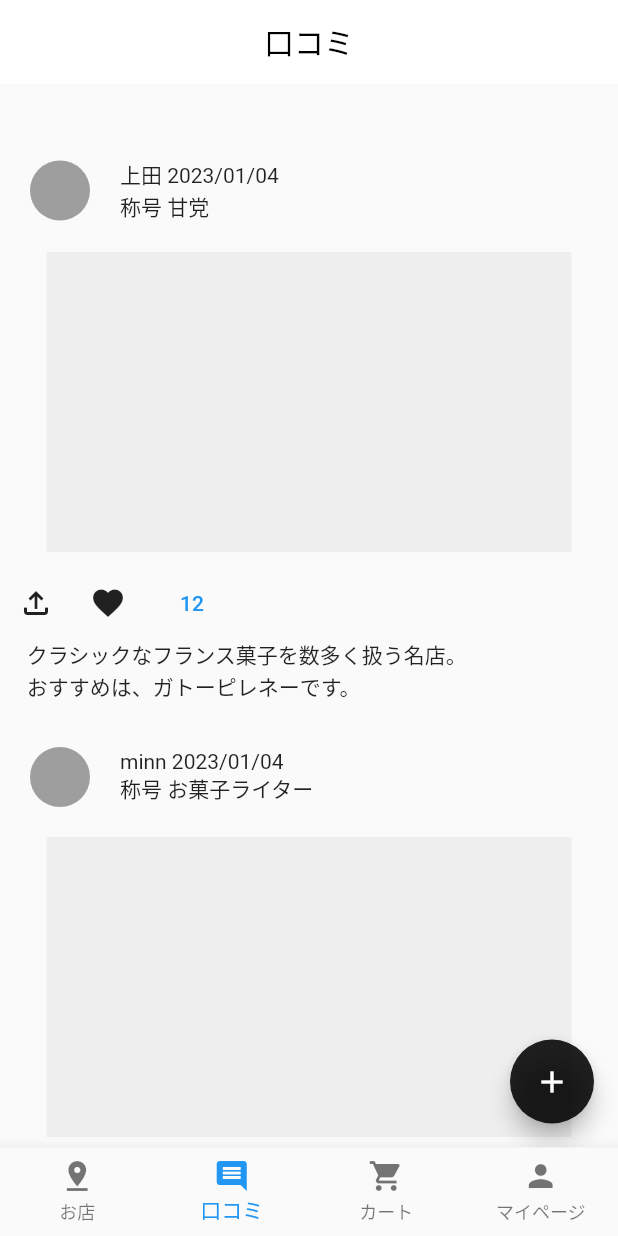
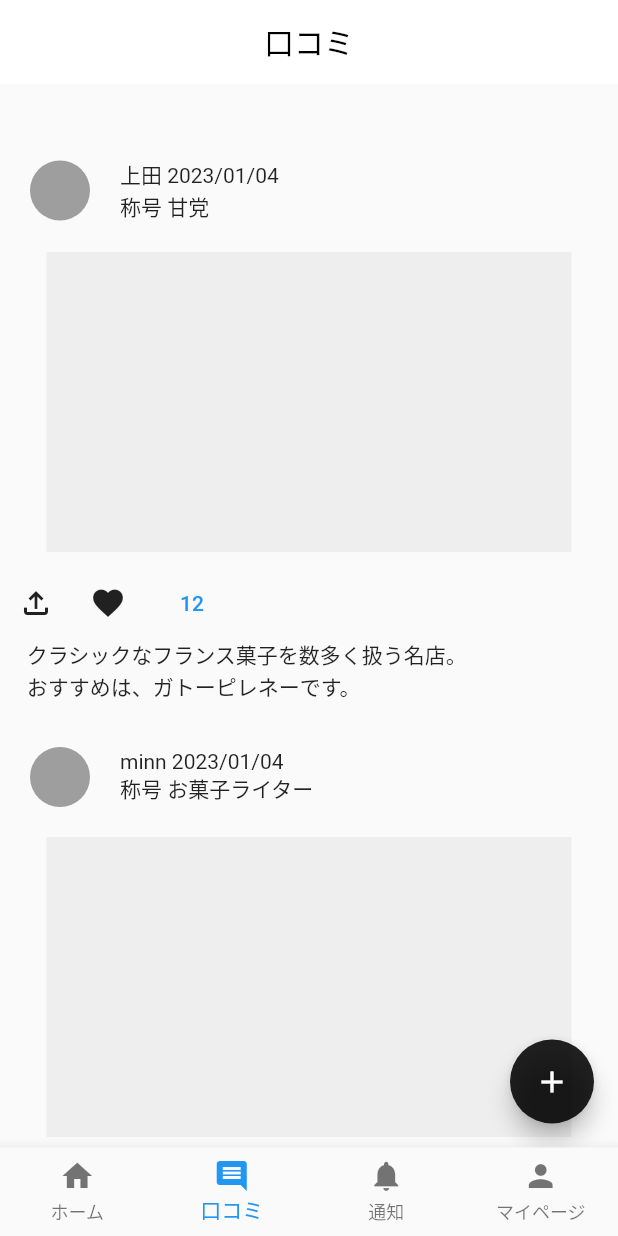
Before and after one commit to sakurakotubaki/SugaryMap, a Flutter app: the screen it shows after launch, item 2 of the bottom bar chosen, on a phone screen of 412 x 824 dp. Run offline on Flutter 3.47's test engine with Material 2 defaults, Android fonts, the phone set to English and light mode, and no system bars; our stand-ins replace cloud_firestore, device_preview, firebase_auth, firebase_core, flutter_riverpod, font_awesome_flutter and 1 more; missing offline and left inert: flutter_carousel_slider; accounts and stored records are empty.

Commit message:
change icon label

```diff
--- a/lib/ui/page/user/user_nav/user_navbar.dart
+++ b/lib/ui/page/user/user_nav/user_navbar.dart
@@ -1,7 +1,7 @@
 import 'package:flutter/material.dart';
 import 'package:go_router/go_router.dart';
-import 'package:sugary_map/ui/page/user/user_nav/cart_page/cart_page.dart';
-import 'package:sugary_map/ui/page/user/user_nav/map_page/map_page.dart';
+import 'package:sugary_map/ui/page/user/user_nav/notification_page/notification_page.dart';
+import 'package:sugary_map/ui/page/user/user_nav/map_page/home_page.dart';
 import 'package:sugary_map/ui/page/user/user_nav/mypage/mypage.dart';
 import 'package:sugary_map/ui/page/user/user_nav/post_page/post_page.dart';
 
@@ -43,16 +43,16 @@ class _UserNavBarState extends State<UserNavBar> {
         type: BottomNavigationBarType.fixed,
         items: const <BottomNavigationBarItem>[
           BottomNavigationBarItem(
-            icon: Icon(Icons.pin_drop),
-            label: 'お店',
+            icon: Icon(Icons.home),
+            label: 'ホーム',
           ),
           BottomNavigationBarItem(
             icon: Icon(Icons.comment),
             label: '口コミ',
           ),
           BottomNavigationBarItem(
-            icon: Icon(Icons.shopping_cart),
-            label: 'カート',
+            icon: Icon(Icons.notifications),
+            label: '通知',
           ),
           BottomNavigationBarItem(
             icon: Icon(Icons.person),
@@ -68,19 +68,15 @@ class _UserNavBarState extends State<UserNavBar> {
   void _onItemTapped(int index, BuildContext context) {
     switch (index) {
       case 0:
-        // GoRouter.of(context).go('/map');
-        GoRouter.of(context).goNamed(MapPage.routeName);
+        GoRouter.of(context).goNamed(HomePage.routeName);
         break;
       case 1:
-        // GoRouter.of(context).go('/post');
         GoRouter.of(context).goNamed(PostPage.routeName);
         break;
       case 2:
-        // GoRouter.of(context).go('/cart');
-        GoRouter.of(context).goNamed(CartPage.routeName);
+        GoRouter.of(context).goNamed(NotificationPage.routeName);
         break;
       case 3:
-        // GoRouter.of(context).go('/mypage');
         GoRouter.of(context).goNamed(MyPage.routeName);
         break;
     }
```
